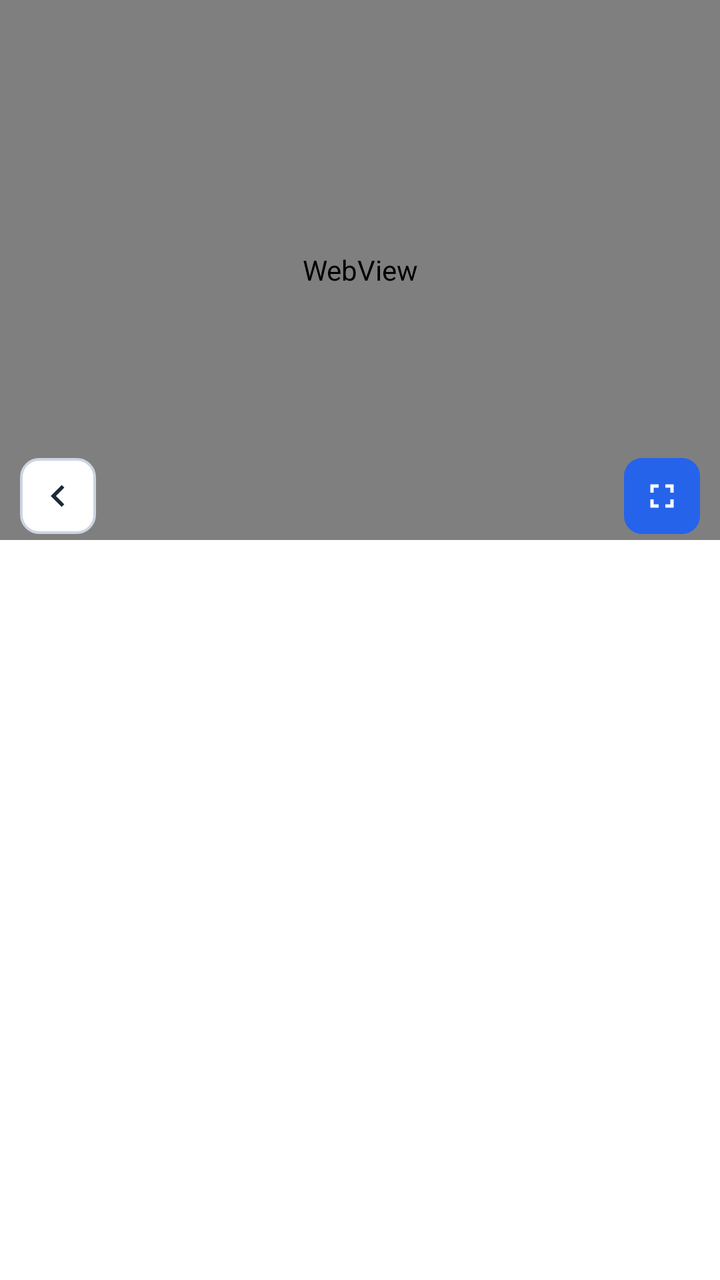
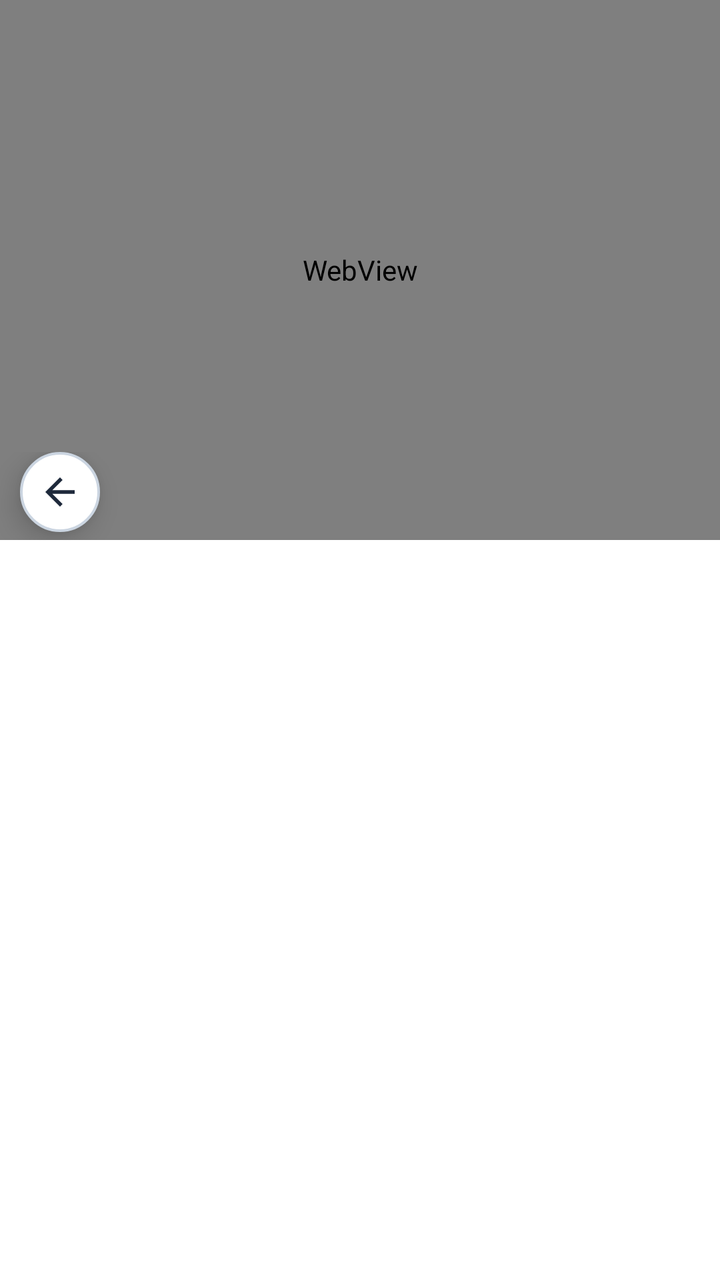

Screens rendered from an Android XML layout before and after an edit, with the pre-edit source and the edit as a unified diff.
<!-- AndroidManifest.xml: activity theme PlayerTheme -->
<!-- res/layout/activity_native_video_player.xml -->
<?xml version="1.0" encoding="utf-8"?>
<FrameLayout xmlns:android="http://schemas.android.com/apk/res/android"
    xmlns:app="http://schemas.android.com/apk/res-auto"
    android:id="@+id/rootContainer"
    android:layout_width="match_parent"
    android:layout_height="match_parent"
    android:background="#FFFFFF">

    
    <LinearLayout
        android:id="@+id/normalLayout"
        android:layout_width="match_parent"
        android:layout_height="match_parent"
        android:background="#FFFFFF"
        android:orientation="vertical">

        
        <FrameLayout
            android:id="@+id/playerContainer"
            android:layout_width="match_parent"
            android:layout_height="270dp"
            android:background="#000000">

            <WebView
                android:id="@+id/videoWebView"
                android:layout_width="match_parent"
                android:layout_height="match_parent" />

            <ProgressBar
                android:id="@+id/playerLoading"
                android:layout_width="48dp"
                android:layout_height="48dp"
                android:layout_gravity="center"
                android:indeterminateTint="#3B82F6" />

            
            <View
                android:id="@+id/overlayChannelGuard"
                android:layout_width="135dp"
                android:layout_height="48dp"
                android:layout_gravity="top|start"
                android:background="@android:color/transparent"
                android:clickable="true"
                android:focusable="true" />

            
            <FrameLayout
                android:id="@+id/bottomControlsLayout"
                android:layout_width="match_parent"
                android:layout_height="44dp"
                android:layout_gravity="bottom">

                
                <View
                    android:id="@+id/overlayBottomBarGuard"
                    android:layout_width="match_parent"
                    android:layout_height="match_parent"
                    android:layout_marginStart="52dp"
                    android:layout_marginEnd="52dp"
                    android:background="@android:color/transparent"
                    android:clickable="true"
                    android:focusable="true" />

                
                <FrameLayout
                    android:id="@+id/btnPlayerBack"
                    android:layout_width="38dp"
                    android:layout_height="38dp"
                    android:layout_gravity="bottom|start"
                    android:layout_marginStart="10dp"
                    android:layout_marginBottom="3dp"
                    android:background="@drawable/bg_player_back_btn"
                    android:clickable="true"
                    android:focusable="true">

                    <ImageView
                        android:layout_width="22dp"
                        android:layout_height="22dp"
                        android:layout_gravity="center"
                        android:contentDescription="Back"
                        android:src="@drawable/ic_chevron_left" />
                </FrameLayout>

                
                <FrameLayout
                    android:id="@+id/btnPlayerFullscreen"
                    android:layout_width="38dp"
                    android:layout_height="38dp"
                    android:layout_gravity="bottom|end"
                    android:layout_marginEnd="10dp"
                    android:layout_marginBottom="3dp"
                    android:background="@drawable/bg_player_fullscreen_btn"
                    android:clickable="true"
                    android:focusable="true">

                    <ImageView
                        android:layout_width="20dp"
                        android:layout_height="20dp"
                        android:layout_gravity="center"
                        android:contentDescription="Fullscreen"
                        android:src="@drawable/ic_fullscreen_expand" />
                </FrameLayout>
            </FrameLayout>
        </FrameLayout>

        
        <View
            android:layout_width="match_parent"
            android:layout_height="0dp"
            android:layout_weight="1"
            android:background="#FFFFFF" />
    </LinearLayout>

    
    <FrameLayout
        android:id="@+id/fullscreenContainer"
        android:layout_width="match_parent"
        android:layout_height="match_parent"
        android:visibility="gone" />

</FrameLayout>
<!-- resources referenced by this layout -->
<resources>
  <!-- drawable bg_player_back_btn (drawable) -->
  <?xml version="1.0" encoding="utf-8"?>
  <shape xmlns:android="http://schemas.android.com/apk/res/android"
      android:shape="rectangle">
      <solid android:color="#FFFFFF" />
      <corners android:radius="9dp" />
      <stroke
          android:width="1.2dp"
          android:color="#CBD5E1" />
  </shape>
  <!-- drawable bg_player_fullscreen_btn (drawable) -->
  <?xml version="1.0" encoding="utf-8"?>
  <shape xmlns:android="http://schemas.android.com/apk/res/android"
      android:shape="rectangle">
      <solid android:color="#2563EB" />
      <corners android:radius="9dp" />
  </shape>
  <!-- drawable ic_chevron_left (drawable) -->
  <vector xmlns:android="http://schemas.android.com/apk/res/android"
      android:width="24dp"
      android:height="24dp"
      android:viewportWidth="24"
      android:viewportHeight="24">
      <path
          android:fillColor="#1E293B"
          android:pathData="M15.41,7.41L14,6l-6,6 6,6 1.41,-1.41L10.83,12z"/>
  </vector>
  <!-- drawable ic_fullscreen_expand (drawable) -->
  <vector xmlns:android="http://schemas.android.com/apk/res/android"
      android:width="24dp"
      android:height="24dp"
      android:viewportWidth="24"
      android:viewportHeight="24">
      <path
          android:fillColor="#FFFFFFFF"
          android:pathData="M7,14H5v5h5v-2H7v-3zm-2,-4h2V7h3V5H5v5zm12,7h-3v2h5v-5h-2v3zM14,5v2h3v3h2V5h-5z"/>
  </vector>
  <style name="PlayerTheme" parent="Theme.AppCompat.DayNight.NoActionBar">
          <item name="android:windowBackground">#0F172A</item>
          <item name="android:statusBarColor">#1E293B</item>
      </style>
</resources>

<!-- the commit's change to res/layout/activity_native_video_player.xml (unified diff, before → after) -->
@@ -44,6 +44,16 @@
                 android:focusable="true" />
 
             
+            <View
+                android:id="@+id/overlayCopyLinkGuard"
+                android:layout_width="65dp"
+                android:layout_height="48dp"
+                android:layout_gravity="bottom|start"
+                android:background="@android:color/transparent"
+                android:clickable="true"
+                android:focusable="true" />
+
+            
             <FrameLayout
                 android:id="@+id/bottomControlsLayout"
                 android:layout_width="match_parent"
@@ -55,8 +65,8 @@
                     android:id="@+id/overlayBottomBarGuard"
                     android:layout_width="match_parent"
                     android:layout_height="match_parent"
-                    android:layout_marginStart="52dp"
-                    android:layout_marginEnd="52dp"
+                    android:layout_marginStart="56dp"
+                    android:layout_marginEnd="56dp"
                     android:background="@android:color/transparent"
                     android:clickable="true"
                     android:focusable="true" />
@@ -64,41 +74,22 @@
                 
                 <FrameLayout
                     android:id="@+id/btnPlayerBack"
-                    android:layout_width="38dp"
-                    android:layout_height="38dp"
+                    android:layout_width="40dp"
+                    android:layout_height="40dp"
                     android:layout_gravity="bottom|start"
                     android:layout_marginStart="10dp"
-                    android:layout_marginBottom="3dp"
-                    android:background="@drawable/bg_player_back_btn"
+                    android:layout_marginBottom="4dp"
+                    android:background="@drawable/bg_player_circle_back_btn"
                     android:clickable="true"
-                    android:focusable="true">
+                    android:focusable="true"
+                    android:elevation="8dp">
 
                     <ImageView
                         android:layout_width="22dp"
                         android:layout_height="22dp"
                         android:layout_gravity="center"
                         android:contentDescription="Back"
-                        android:src="@drawable/ic_chevron_left" />
-                </FrameLayout>
-
-                
-                <FrameLayout
-                    android:id="@+id/btnPlayerFullscreen"
-                    android:layout_width="38dp"
-                    android:layout_height="38dp"
-                    android:layout_gravity="bottom|end"
-                    android:layout_marginEnd="10dp"
-                    android:layout_marginBottom="3dp"
-                    android:background="@drawable/bg_player_fullscreen_btn"
-                    android:clickable="true"
-                    android:focusable="true">
-
-                    <ImageView
-                        android:layout_width="20dp"
-                        android:layout_height="20dp"
-                        android:layout_gravity="center"
-                        android:contentDescription="Fullscreen"
-                        android:src="@drawable/ic_fullscreen_expand" />
+                        android:src="@drawable/ic_arrow_back_dark" />
                 </FrameLayout>
             </FrameLayout>
         </FrameLayout>
@@ -118,4 +109,26 @@
         android:layout_height="match_parent"
         android:visibility="gone" />
 
+    
+    <FrameLayout
+        android:id="@+id/btnFullscreenBack"
+        android:layout_width="40dp"
+        android:layout_height="40dp"
+        android:layout_gravity="top|start"
+        android:layout_marginStart="16dp"
+        android:layout_marginTop="16dp"
+        android:background="@drawable/bg_player_circle_back_btn"
+        android:clickable="true"
+        android:focusable="true"
+        android:elevation="24dp"
+        android:visibility="gone">
+
+        <ImageView
+            android:layout_width="22dp"
+            android:layout_height="22dp"
+            android:layout_gravity="center"
+            android:contentDescription="Exit Fullscreen"
+            android:src="@drawable/ic_arrow_back_dark" />
+    </FrameLayout>
+
 </FrameLayout>
<!-- resource entries referenced after the edit -->
@@ -1,23 +1,15 @@
 <!-- resources referenced by this layout -->
 <resources>
-  <!-- drawable bg_player_back_btn (drawable) -->
+  <!-- drawable bg_player_circle_back_btn (drawable) -->
   <?xml version="1.0" encoding="utf-8"?>
   <shape xmlns:android="http://schemas.android.com/apk/res/android"
-      android:shape="rectangle">
+      android:shape="oval">
       <solid android:color="#FFFFFF" />
-      <corners android:radius="9dp" />
       <stroke
           android:width="1.2dp"
           android:color="#CBD5E1" />
   </shape>
-  <!-- drawable bg_player_fullscreen_btn (drawable) -->
-  <?xml version="1.0" encoding="utf-8"?>
-  <shape xmlns:android="http://schemas.android.com/apk/res/android"
-      android:shape="rectangle">
-      <solid android:color="#2563EB" />
-      <corners android:radius="9dp" />
-  </shape>
-  <!-- drawable ic_chevron_left (drawable) -->
+  <!-- drawable ic_arrow_back_dark (drawable) -->
   <vector xmlns:android="http://schemas.android.com/apk/res/android"
       android:width="24dp"
       android:height="24dp"
@@ -25,17 +17,7 @@
       android:viewportHeight="24">
       <path
           android:fillColor="#1E293B"
-          android:pathData="M15.41,7.41L14,6l-6,6 6,6 1.41,-1.41L10.83,12z"/>
-  </vector>
-  <!-- drawable ic_fullscreen_expand (drawable) -->
-  <vector xmlns:android="http://schemas.android.com/apk/res/android"
-      android:width="24dp"
-      android:height="24dp"
-      android:viewportWidth="24"
-      android:viewportHeight="24">
-      <path
-          android:fillColor="#FFFFFFFF"
-          android:pathData="M7,14H5v5h5v-2H7v-3zm-2,-4h2V7h3V5H5v5zm12,7h-3v2h5v-5h-2v3zM14,5v2h3v3h2V5h-5z"/>
+          android:pathData="M20,11H7.83l5.59,-5.59L12,4l-8,8 8,8 1.41,-1.41L7.83,13H20v-2z"/>
   </vector>
   <style name="PlayerTheme" parent="Theme.AppCompat.DayNight.NoActionBar">
           <item name="android:windowBackground">#0F172A</item>
